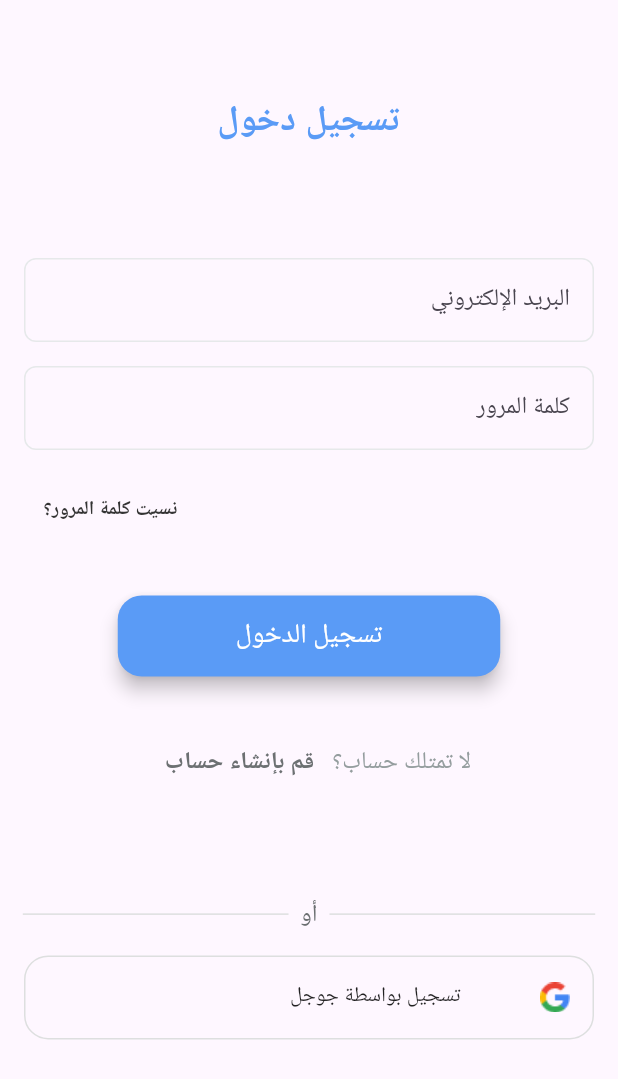
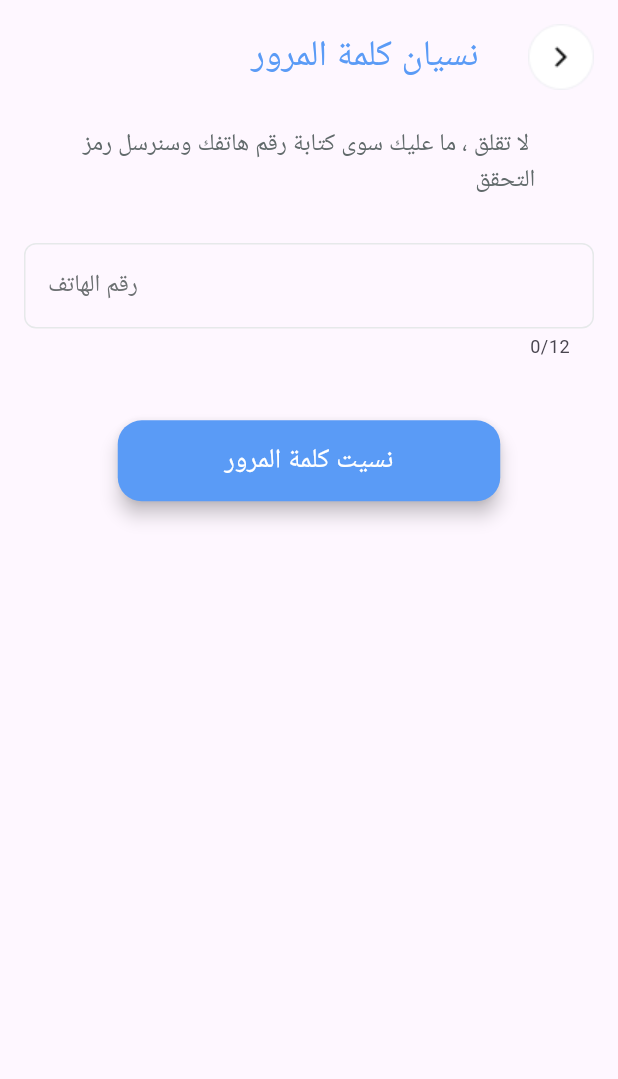
Before and after one commit to MohamedALshayeb/Khuta, a Flutter app: the screen it shows after launch, after a tap on the "arrow forward" icon, after a tap on "نسيت كلمة المرور؟", on a phone screen of 412 x 824 dp. Shown: the top 1079 px of the screen. Run offline on Flutter 3.47's test engine with Material 3 defaults, Android fonts, the phone set to English and light mode, and no system bars; our stand-ins replace go_router.

Commit message:
forget_pass_view  & validate_phone_code UI

```diff
--- a/lib/constants.dart
+++ b/lib/constants.dart
@@ -4,3 +4,4 @@ const kPrimaryColor = Color(0xff5A9BF6);
 const kSoftColor = Color(0xffFAFAFA);
 const kLightGreyColor = Color(0xffDDDFDF);
 const kBlackGreyColor = Color(0xff333333);
+const kLightSkyGrayColor = Color(0xffE6E9EA);
--- a/lib/core/utils/assest_data.dart
+++ b/lib/core/utils/assest_data.dart
@@ -4,4 +4,5 @@ class AssetsData {
   static const String welcome3Img = 'assets/imgs/Group 3.png';
   static const String googleIcon = 'assets/imgs/Vector.png';
   static const String arrowBackImgIcon = 'assets/imgs/Frame 36786.png';
+  static const String arrowbackImgIcon2 = 'assets/imgs/arrow_back_icon.png';
 }
--- a/lib/core/utils/go_router_model.dart
+++ b/lib/core/utils/go_router_model.dart
@@ -1,6 +1,8 @@
 import 'package:go_router/go_router.dart';
 import 'package:khuta_app/features/auth/views/Register_view.dart';
 import 'package:khuta_app/features/auth/views/log_in_view.dart';
+import 'package:khuta_app/features/auth/views/forget_pass_view.dart';
+import 'package:khuta_app/features/auth/views/validate_for_phone_code_view.dart';
 import 'package:khuta_app/features/on_boarding/views/page_view.dart';
 import 'package:khuta_app/features/splash/views/spalsh_view.dart';
 
@@ -8,6 +10,9 @@ abstract class GoRouterModel {
   static const kOnBoarding = '/page_view';
   static const kNavigateToAuth = '/auth';
   static const kNavigateToRegisterView = '/register_view';
+  static const kNavigateToForgetPassView = '/forget_pass_view';
+  static const kNavigateToValidatePhoneCodeView =
+      '/validate_for_phone_code_view';
   static final router = GoRouter(
     routes: [
       GoRoute(path: '/', builder: (context, state) => const SpalchView()),
@@ -20,6 +25,14 @@ abstract class GoRouterModel {
         path: kNavigateToRegisterView,
         builder: (context, state) => RegisterView(),
       ),
+      GoRoute(
+        path: kNavigateToForgetPassView,
+        builder: (context, state) => ForgetPassView(),
+      ),
+      GoRoute(
+        path: kNavigateToValidatePhoneCodeView,
+        builder: (context, state) => ValidateForPhoneCodeView(),
+      ),
     ],
   );
 }
--- /dev/null
+++ b/lib/features/auth/views/forget_pass_view.dart
@@ -0,0 +1,11 @@
+import 'package:flutter/material.dart';
+import 'package:khuta_app/features/auth/views/widgets/forget_pass_body.dart';
+
+class ForgetPassView extends StatelessWidget {
+  const ForgetPassView({super.key});
+
+  @override
+  Widget build(BuildContext context) {
+    return Scaffold(body: ForgetPassBody());
+  }
+}
--- a/lib/features/auth/views/register_view.dart
+++ b/lib/features/auth/views/register_view.dart
@@ -1,4 +1,5 @@
 import 'package:flutter/material.dart';
+import 'package:go_router/go_router.dart';
 import 'package:khuta_app/core/widget/custom_text_form_field.dart';
 import 'package:khuta_app/features/auth/views/widgets/custom_auth_button.dart';
 import 'package:khuta_app/features/auth/views/widgets/custom_check_box_conditions.dart';
@@ -53,6 +54,7 @@ class RegisterView extends StatelessWidget {
                 CustomIsHasAccountTextOrNot(
                   isHasOrNotAnAccountText: 'تمتلك حساب بالفعل؟',
                   buttonText: 'تسجيل دخول',
+                  onPressed: () => GoRouter.of(context).pop(),
                 ),
               ],
             ),
--- /dev/null
+++ b/lib/features/auth/views/widgets/custom_app_bar_with_arrowBack.dart
@@ -0,0 +1,27 @@
+import 'package:flutter/material.dart';
+import 'package:khuta_app/core/utils/assest_data.dart';
+import 'package:khuta_app/core/utils/styles.dart';
+
+class CustomAppBarWithArrowBack extends StatelessWidget {
+  const CustomAppBarWithArrowBack({super.key, required this.appBarText});
+  final String appBarText;
+  @override
+  Widget build(BuildContext context) {
+    return Padding(
+      padding: const EdgeInsets.only(right: 16),
+      child: Row(
+        mainAxisAlignment: MainAxisAlignment.end,
+        children: [
+          Text(appBarText, style: Styles.textstyle24),
+          SizedBox(width: MediaQuery.of(context).size.width * .08),
+          GestureDetector(
+            onTap: () {
+              Navigator.pop(context);
+            },
+            child: Image.asset(AssetsData.arrowbackImgIcon2),
+          ),
+        ],
+      ),
+    );
+  }
+}
--- a/lib/features/auth/views/widgets/custom_is_forget_pass.dart
+++ b/lib/features/auth/views/widgets/custom_is_forget_pass.dart
@@ -1,4 +1,6 @@
 import 'package:flutter/material.dart';
+import 'package:go_router/go_router.dart';
+import 'package:khuta_app/core/utils/go_router_model.dart';
 import 'package:khuta_app/core/utils/styles.dart';
 
 class CustomTextIsForgetPass extends StatelessWidget {
@@ -9,7 +11,9 @@ class CustomTextIsForgetPass extends StatelessWidget {
     return Padding(
       padding: const EdgeInsets.only(left: 17),
       child: TextButton(
-        onPressed: () {},
+        onPressed: () {
+          GoRouter.of(context).push(GoRouterModel.kNavigateToForgetPassView);
+        },
         child: Align(
           alignment: Alignment.bottomLeft,
           child: Text(
--- /dev/null
+++ b/lib/features/auth/views/widgets/custom_textformField_forget_pass.dart
@@ -0,0 +1,33 @@
+import 'package:flutter/material.dart';
+import 'package:khuta_app/constants.dart';
+import 'package:khuta_app/core/utils/styles.dart';
+
+class CustomTextformfieldForgetPass extends StatelessWidget {
+  const CustomTextformfieldForgetPass({super.key});
+
+  @override
+  Widget build(BuildContext context) {
+    return Padding(
+      padding: const EdgeInsets.symmetric(horizontal: 16),
+      child: TextFormField(
+        keyboardType: TextInputType.phone,
+        maxLength: 12,
+        decoration: InputDecoration(
+          enabledBorder: outLineInputBorderForForgetPass(),
+          focusedBorder: outLineInputBorderForForgetPass(),
+          // border: OutlineInputBorder(
+          // ),
+          hintText: 'رقم الهاتف',
+          hintStyle: Styles.textstyle16,
+        ),
+      ),
+    );
+  }
+
+  OutlineInputBorder outLineInputBorderForForgetPass() {
+    return OutlineInputBorder(
+      borderRadius: BorderRadius.circular(8),
+      borderSide: BorderSide(color: kLightSkyGrayColor),
+    );
+  }
+}
--- /dev/null
+++ b/lib/features/auth/views/widgets/forget_pass_body.dart
@@ -0,0 +1,50 @@
+import 'package:flutter/material.dart';
+import 'package:go_router/go_router.dart';
+import 'package:khuta_app/core/utils/go_router_model.dart';
+import 'package:khuta_app/core/utils/styles.dart';
+
+import 'package:khuta_app/features/auth/views/widgets/custom_app_bar_with_arrowBack.dart';
+import 'package:khuta_app/features/auth/views/widgets/custom_auth_button.dart';
+import 'package:khuta_app/features/auth/views/widgets/custom_textformField_forget_pass.dart';
+
+class ForgetPassBody extends StatelessWidget {
+  const ForgetPassBody({super.key});
+
+  @override
+  Widget build(BuildContext context) {
+    return SafeArea(
+      child: Column(
+        children: [
+          SizedBox(height: 16),
+          CustomAppBarWithArrowBack(appBarText: 'نسيان كلمة المرور'),
+          SizedBox(height: 24),
+
+          Column(
+            crossAxisAlignment: CrossAxisAlignment.end,
+            children: [
+              Text(
+                'لا تقلق ، ما عليك سوى كتابة رقم هاتفك وسنرسل رمز ',
+                style: Styles.textstyle16.copyWith(color: Color(0xff616A6B)),
+              ),
+              Text(
+                'التحقق',
+                style: Styles.textstyle16.copyWith(color: Color(0xff616A6B)),
+              ),
+            ],
+          ),
+          SizedBox(height: 31),
+          CustomTextformfieldForgetPass(),
+          SizedBox(height: MediaQuery.of(context).size.height * .05),
+          CustomAuthButton(
+            onPressed: () {
+              GoRouter.of(
+                context,
+              ).push(GoRouterModel.kNavigateToValidatePhoneCodeView);
+            },
+            textButtonAuth: 'نسيت كلمة المرور',
+          ),
+        ],
+      ),
+    );
+  }
+}
```
Also changed, not shown: lib/features/auth/views/log_in_view.dart (+7 -0 lines), lib/features/auth/views/validate_for_phone_code_view.dart (added, +11 -0 lines), lib/features/auth/views/widgets/custom_is_has_account_text_or_not.dart (+6 -3 lines), lib/features/auth/views/widgets/custom_validate_code_text_form_field.dart (added, +37 -0 lines), lib/features/auth/views/widgets/validate_for_phone_code_body.dart (added, +59 -0 lines), assets/imgs/arrow_back_icon.png (added).
